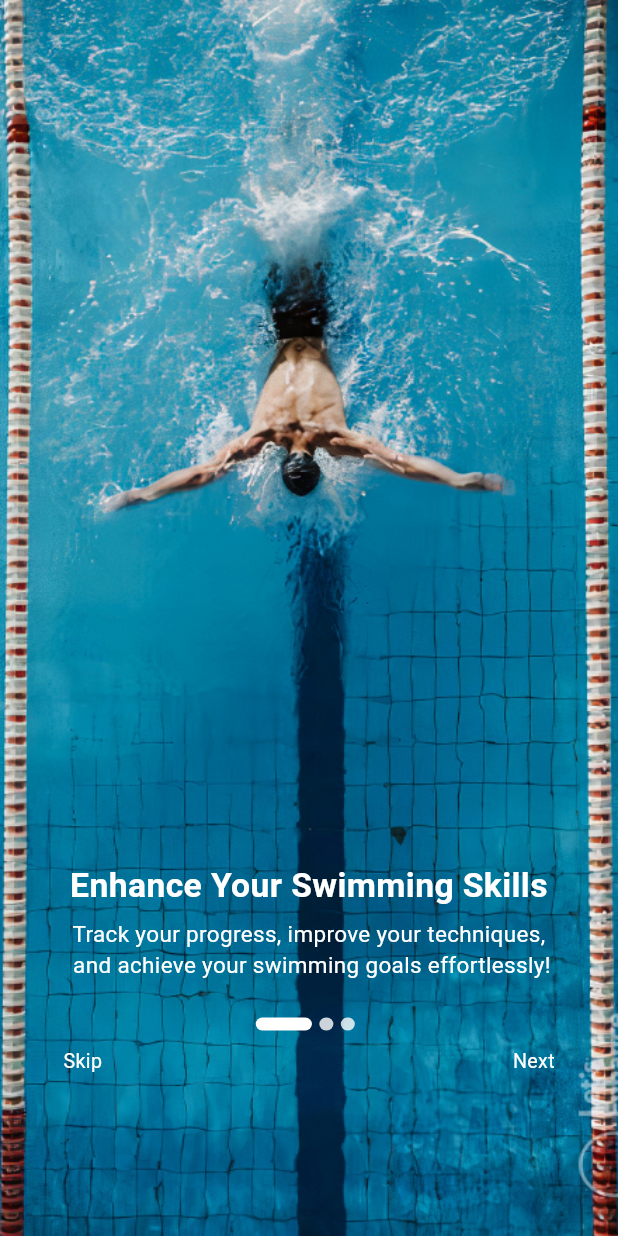
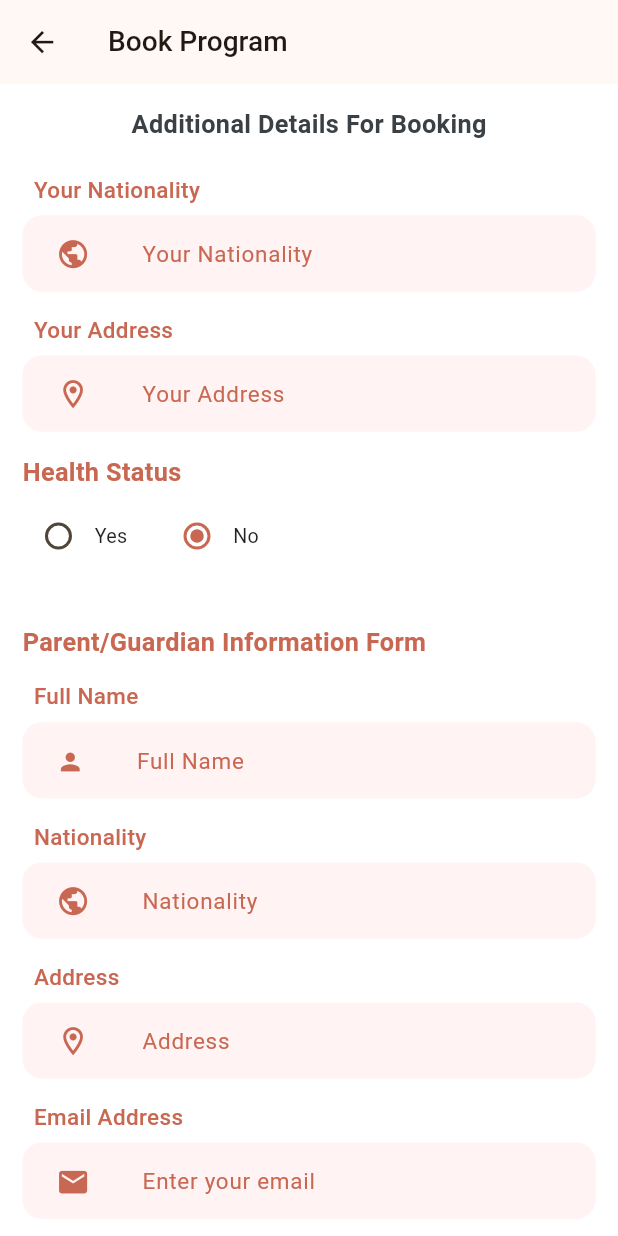
Before and after one commit to AnnotexCo/Hola-Academy, a Flutter app: the screen it shows after launch, on a phone screen of 412 x 824 dp. Run offline on Flutter 3.47's test engine with Material 3 defaults, Android fonts, the light colour scheme and no system bars; our stand-ins replace easy_date_timeline, flutter_screenutil, flutter_svg, syncfusion_flutter_calendar; project files that could hold a hidden picture were left out.

Commit message:
feat: :sparkles: build book_program_screen

```diff
--- a/lib/core/components/general_text_form_field.dart
+++ b/lib/core/components/general_text_form_field.dart
@@ -22,6 +22,7 @@ class GeneralTextFormField extends StatelessWidget {
   final EdgeInsetsGeometry? contentPadding;
   final double? borderRadius;
   final Color? iconColor;
+  final int? maxLines;
 
   const GeneralTextFormField({
     super.key,
@@ -44,6 +45,7 @@ class GeneralTextFormField extends StatelessWidget {
     this.contentPadding,
     this.borderRadius,
     this.iconColor,
+     this.maxLines,
   });
 
   // Helper method to create an Icon widget from IconData
@@ -58,7 +60,7 @@ class GeneralTextFormField extends StatelessWidget {
       child: Icon(
         icon,
         size: size ?? 24.sp,
-        color: color,
+        color: color ?? ColorManager.textRedColor,
       ),
     );
   }
@@ -91,6 +93,7 @@ class GeneralTextFormField extends StatelessWidget {
             validator: validator,
             obscureText: isPassword,
             readOnly: readOnly,
+            maxLines: maxLines,
             onTap: onTap,
             style: textStyle ??
                 TextStyle(
--- /dev/null
+++ b/lib/core/components/title_widget.dart
@@ -0,0 +1,28 @@
+
+import 'package:flutter/material.dart';
+import 'package:flutter_screenutil/flutter_screenutil.dart';
+
+import '../constants/color_manager.dart';
+
+class TitleWidget extends StatelessWidget {
+  const TitleWidget({
+    super.key,
+    required this.title,
+    this.color,
+  });
+  final String title;
+  final Color? color;
+  @override
+  Widget build(BuildContext context) {
+    return Text(
+      title,
+      overflow: TextOverflow.ellipsis,
+      maxLines: 4,
+      style: TextStyle(
+        fontSize: 18.sp,
+        fontWeight: FontWeight.w600,
+        color: color ?? ColorManager.textRedColor,
+      ),
+    );
+  }
+}
--- a/lib/core/constants/app_string.dart
+++ b/lib/core/constants/app_string.dart
@@ -100,4 +100,22 @@ class AppString {
   static const String booked = "Booked";
   static const String terms = "Terms";
   static const String contactUs = "Contact Us";
+
+  // Book Program Screen
+  static const String bookProgram = "Book Program";
+  static const String additionalDetailsForBooking = "Additional Details For Booking";
+  static const String yourNationality = "Your Nationality";
+  static const String yourAddress = "Your Address";
+  static const String healthStatus = "Health Status";
+  static const String yes = "Yes";
+  static const String no = "No";
+  static const String pleaseSpecify = "Please specify";
+  static const String parentGuardianInformation = "Parent/Guardian Information Form";
+  static const String nationality = "Nationality";
+  static const String address = "Address";
+  static const String additionalNotesTitle = "If you have any additional notes or specific requests, please include them in the field below. This will help us better accommodate your needs.";
+  static const String enterNotesHere = "Enter your notes here";
+  static const String uploadPaymentProofTitle = "Please upload a valid proof of payment (screenshot of the transfer or a receipt) to confirm your booking. Ensure the details are clear and visible for verification purposes.";
+  static const String upload = "Upload";
+  static const String book = "Book";
 }
--- a/lib/core/constants/color_manager.dart
+++ b/lib/core/constants/color_manager.dart
@@ -11,6 +11,6 @@ class ColorManager {
   static const Color backgroundColor = Color(0xFFFFFFFF);
   static const Color linearGradient1 = Color(0xffFEF5E9);
   static const Color linearGradient2 = Color(0xffF09C1F);
-
+  static const Color backgroundLightPink = Color(0xffFAF0EA);
   static const Color shadowColor = Color(0xffCED2D9);
 }
--- a/lib/core/constants/image_manager.dart
+++ b/lib/core/constants/image_manager.dart
@@ -36,9 +36,13 @@ class ImageManager {
   // login Icons
   static const String googleLogo = 'assets/icons/google_logo.svg';
   static const String appleLogo = 'assets/icons/apple_logo.svg';
-
+//  layout icons
   static const String classesIcon = 'assets/icons/classes_icon.svg';
   static const String notification = 'assets/icons/notification_icon.svg';
   static const String profile = 'assets/icons/profile_icon.svg';
   static const String home = 'assets/icons/home_icon.svg';
+
+// book icons
+  static const String upload = 'assets/icons/upload.svg';
+
 }
--- /dev/null
+++ b/lib/features/book/UI/book_programs_screen.dart
@@ -0,0 +1,173 @@
+import 'package:flutter/material.dart';
+import 'package:flutter_screenutil/flutter_screenutil.dart';
+import 'package:hola_academy/core/constants/color_manager.dart';
+import 'package:hola_academy/core/constants/app_string.dart';
+
+import '../../../core/components/custom_app_button.dart';
+import '../../../core/components/general_text_form_field.dart';
+import '../../../core/components/title_widget.dart';
+import 'widgets/additional_notes_section.dart';
+import 'widgets/parent_guardian_section.dart';
+import 'widgets/payment_upload_section.dart';
+
+class BookProgramScreen extends StatefulWidget {
+  const BookProgramScreen({super.key});
+
+  @override
+  State<BookProgramScreen> createState() => _BookProgramScreenState();
+}
+
+class _BookProgramScreenState extends State<BookProgramScreen> {
+  bool hasHealthIssues = false;
+  @override
+  Widget build(BuildContext context) {
+    return Scaffold(
+      appBar: AppBar(
+        leading: IconButton(
+          icon: Icon(Icons.arrow_back, size: 24.sp),
+          onPressed: () => Navigator.pop(context),
+        ),
+        title: Text(
+          AppString.bookProgram,
+          style: TextStyle(
+            fontSize: 20.sp,
+            fontWeight: FontWeight.w500,
+          ),
+        ),
+      ),
+      body: SingleChildScrollView(
+        child: Padding(
+          padding: EdgeInsets.all(16.w),
+          child: Column(
+            crossAxisAlignment: CrossAxisAlignment.start,
+            children: [
+              Center(
+                  child: const TitleWidget(
+                title: AppString.additionalDetailsForBooking,
+                color: Color(0xff3B4045),
+              )),
+              SizedBox(height: 24.h),
+              buildPersonalDetailsSection(),
+              SizedBox(height: 32.h),
+              buildParentGuardianSection(),
+              SizedBox(height: 32.h),
+              buildAdditionalNotesSection(),
+              SizedBox(height: 32.h),
+              buildPaymentUploadSection(),
+              SizedBox(height: 32.h),
+              buildBookButton(),
+              SizedBox(height: 24.h),
+            ],
+          ),
+        ),
+      ),
+    );
+  }
+
+  Widget buildPersonalDetailsSection() {
+  return Column(
+    crossAxisAlignment: CrossAxisAlignment.start,
+    children: [
+      GeneralTextFormField(
+        label: AppString.yourNationality,
+        hint: AppString.yourNationality,
+        prefixIcon: GeneralTextFormField.createIcon(
+          Icons.public,
+        ),
+        fillColor: const Color(0xFFFFF3F3),
+      ),
+      SizedBox(height: 16.h),
+      GeneralTextFormField(
+        label: AppString.yourAddress,
+        hint: AppString.yourAddress,
+        prefixIcon: GeneralTextFormField.createIcon(
+          Icons.location_on_outlined,
+        ),
+        fillColor: const Color(0xFFFFF3F3),
+      ),
+      SizedBox(height: 16.h),
+      buildHealthStatusSection(),
+    ],
+  );
+}
+
+Widget buildHealthStatusSection() {
+  return Column(
+    crossAxisAlignment: CrossAxisAlignment.start,
+    children: [
+      const TitleWidget(title: AppString.healthStatus),
+      SizedBox(height: 8.h),
+      Row(
+        children: [
+          buildRadioOption(
+            AppString.yes,
+            true,
+            hasHealthIssues: hasHealthIssues,
+            onChanged: (value) {
+              setState(() {
+                hasHealthIssues = value ?? false;
+              });
+            },
+          ),
+          SizedBox(width: 24.w),
+          buildRadioOption(
+            AppString.no,
+            false,
+            hasHealthIssues: hasHealthIssues,
+            onChanged: (value) {
+              setState(() {
+                hasHealthIssues = value ?? false;
+              });
+            },
+          ),
+        ],
+      ),
+      SizedBox(height: 8.h),
+      if (hasHealthIssues)
+        GeneralTextFormField(
+          label: '',
+          hint: AppString.pleaseSpecify,
+          fillColor: const Color(0xFFFFF3F3),
+        ),
+    ],
+  );
+}
+
+Widget buildRadioOption(String label, bool value,
+    {required bool hasHealthIssues, required Function onChanged}) {
+  return Row(
+    children: [
+      Radio<bool>(
+        value: value,
+        groupValue: hasHealthIssues,
+        activeColor: ColorManager.textRedColor,
+        onChanged: (bool? newValue) {
+          setState(() {
+            hasHealthIssues = newValue ?? false;
+          });
+        },
+      ),
+      Text(
+        label,
+        style: TextStyle(
+          fontSize: 14.sp,
+          color: Colors.black87,
+        ),
+      ),
+    ],
+  );
+}
+
+
+
+  Widget buildBookButton() {
+    return Center(
+      child: CustomAppButton(
+        text: AppString.book,
+        onPressed: () {
+          // Handle booking logic
+        },
+      ),
+    );
+  }
+}
--- /dev/null
+++ b/lib/features/book/UI/widgets/additional_notes_section.dart
@@ -0,0 +1,29 @@
+import 'package:flutter/material.dart';
+import 'package:flutter_screenutil/flutter_screenutil.dart';
+
+import '../../../../core/components/general_text_form_field.dart';
+import '../../../../core/components/title_widget.dart';
+import '../../../../core/constants/app_string.dart';
+import '../../../../core/constants/color_manager.dart';
+
+  Widget buildAdditionalNotesSection() {
+    return Column(
+      crossAxisAlignment: CrossAxisAlignment.start,
+      children: [
+        const TitleWidget(title: AppString.additionalNotesTitle),
+        GeneralTextFormField(
+          label: '',
+          hint: AppString.enterNotesHere,
+          height: 107.h,
+          keyboardType: TextInputType.multiline,
+          maxLines: 5,
+          fillColor: ColorManager.backgroundLightPink,
+          borderRadius: 20.r,
+          contentPadding: EdgeInsets.symmetric(
+            vertical: 12.h,
+            horizontal: 16.w,
+          ),
+        ),
+      ],
+    );
+  }
--- /dev/null
+++ b/lib/features/book/UI/widgets/parent_guardian_section.dart
@@ -0,0 +1,64 @@
+import 'package:flutter/material.dart';
+import 'package:flutter_screenutil/flutter_screenutil.dart';
+
+import '../../../../core/components/general_text_form_field.dart';
+import '../../../../core/components/title_widget.dart';
+import '../../../../core/constants/app_string.dart';
+
+
+  Widget buildParentGuardianSection() {
+    return Column(
+      crossAxisAlignment: CrossAxisAlignment.start,
+      children: [
+        const TitleWidget(title: AppString.parentGuardianInformation),
+        SizedBox(height: 16.h),
+        GeneralTextFormField(
+          label: AppString.fullName,
+          hint: AppString.fullName,
+          prefixIcon: GeneralTextFormField.createIcon(
+            Icons.person,
+            size: 20.sp,
+          ),
+          fillColor: const Color(0xFFFFF3F3),
+        ),
+        SizedBox(height: 16.h),
+        GeneralTextFormField(
+          label: AppString.nationality,
+          hint: AppString.nationality,
+          prefixIcon: GeneralTextFormField.createIcon(
+            Icons.public,
+          ),
+          fillColor: const Color(0xFFFFF3F3),
+        ),
+        SizedBox(height: 16.h),
+        GeneralTextFormField(
+          label: AppString.address,
+          hint: AppString.address,
+          prefixIcon: GeneralTextFormField.createIcon(
+            Icons.location_on_outlined,
+          ),
+          fillColor: const Color(0xFFFFF3F3),
+        ),
+        SizedBox(height: 16.h),
+        GeneralTextFormField(
+          label: AppString.emailAddress,
+          hint: AppString.enterYourEmail,
+          prefixIcon: GeneralTextFormField.createIcon(
+            Icons.email,
+          ),
+          keyboardType: TextInputType.emailAddress,
+          fillColor: const Color(0xFFFFF3F3),
+        ),
+        SizedBox(height: 16.h),
+        GeneralTextFormField(
+          label: AppString.phoneNumber,
+          hint: AppString.yourPhone,
+          prefixIcon: GeneralTextFormField.createIcon(
+            Icons.phone_outlined,
+          ),
+          keyboardType: TextInputType.phone,
+          fillColor: const Color(0xFFFFF3F3),
+        ),
+      ],
+    );
+  }
--- /dev/null
+++ b/lib/features/book/UI/widgets/payment_upload_section.dart
@@ -0,0 +1,44 @@
+  import 'package:flutter/material.dart';
+import 'package:flutter_screenutil/flutter_screenutil.dart';
+import 'package:flutter_svg/svg.dart';
+
+import '../../../../core/components/title_widget.dart';
+import '../../../../core/constants/app_string.dart';
+import '../../../../core/constants/color_manager.dart';
+import '../../../../core/constants/image_manager.dart';
+
+Widget buildPaymentUploadSection() {
+    return Column(
+      crossAxisAlignment: CrossAxisAlignment.start,
+      children: [
+        const TitleWidget(title: AppString.uploadPaymentProofTitle),
+        SizedBox(height: 24.h),
+        Container(
+          width: double.infinity,
+          padding: EdgeInsets.all(16.w),
+          decoration: BoxDecoration(
+            color: ColorManager.backgroundLightPink,
+            borderRadius: BorderRadius.circular(12.r),
+          ),
+          child: Center(
+            child: Column(
+              children: [
+                SvgPicture.asset(
+                  ImageManager.upload,
+                  height: 80.h,
+                  width: 80.w,
+                  fit: BoxFit.contain,
+                ),
+                TextButton(
+                  onPressed: () {},
+                  child: TitleWidget(
+                    title: AppString.upload,
+                  ),
+                ),
+              ],
+            ),
+          ),
+        ),
+      ],
+    );
+  }
--- a/lib/features/layout/layout_screen.dart
+++ b/lib/features/layout/layout_screen.dart
@@ -6,6 +6,7 @@ import 'package:hola_academy/core/constants/color_manager.dart';
 import 'package:hola_academy/core/constants/image_manager.dart';
 import 'package:hola_academy/features/home/home_screen.dart';
 
+import '../book/UI/book_programs_screen.dart';
 import '../profile/UI/profile_screen.dart';
 import '../schedule_evaluation/UI/schedule_evaluation_screen.dart';
 
@@ -20,7 +21,7 @@ class _LayoutScreenState extends State<LayoutScreen> {
   int _selectedIndex = 0;
   final PageController _pageController = PageController();
 
-  final List<Widget> _screens = [HomeScreen(),ScheduleEvaluationScreen(),ProfileScreen()];
+  final List<Widget> _screens = [HomeScreen(),ScheduleEvaluationScreen(),BookProgramScreen(),ProfileScreen()];
 
   @override
   void initState() {
--- a/lib/main.dart
+++ b/lib/main.dart
@@ -1,6 +1,8 @@
 import 'package:flutter/material.dart';
 import 'package:flutter_screenutil/flutter_screenutil.dart';
 import 'package:hola_academy/core/constants/color_manager.dart';
+import 'package:hola_academy/features/auth/login/UI/login_screen.dart';
+import 'package:hola_academy/features/book/UI/book_programs_screen.dart';
 import 'package:hola_academy/features/onboarding/onbording.dart';
 
 
@@ -28,7 +30,7 @@ class MyApp extends StatelessWidget {
                 seedColor: ColorManager.primaryOrangeColor),
             useMaterial3: true,
           ),
-          home: Onbording(),
+          home: BookProgramScreen(),
         );
       },
     );
```
Also changed, not shown: assets/icons/upload.svg (added).
